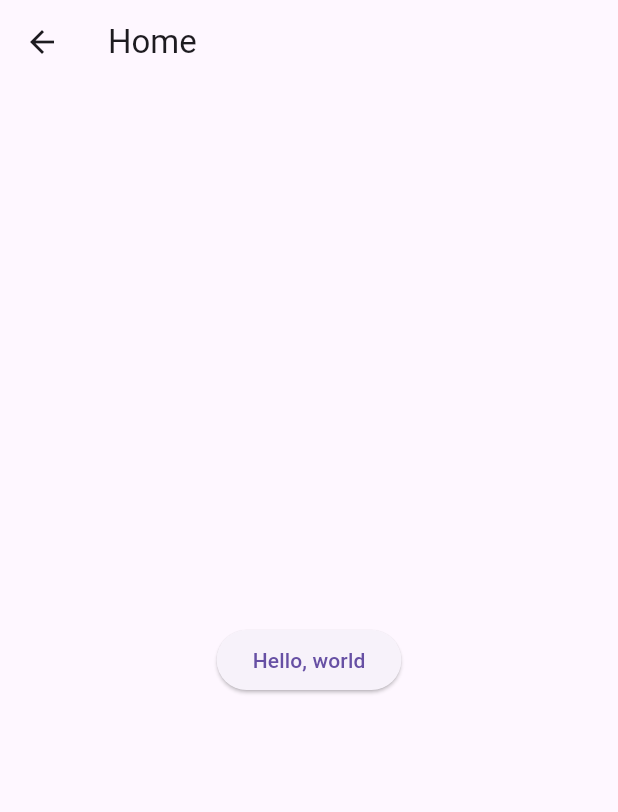
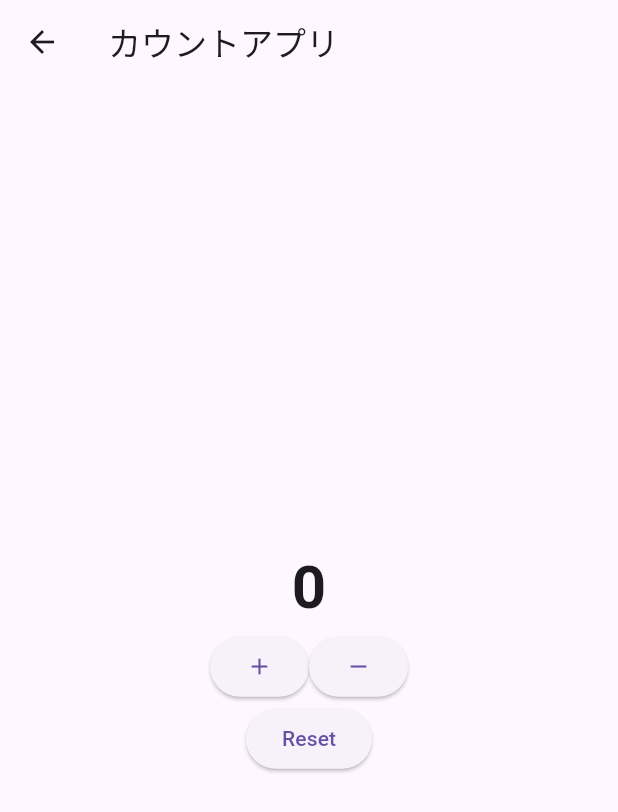
Before and after one commit to sakata-yu/flutter_catalog_app, a Flutter app: the screen it shows after launch, after a tap on "カウントアプリ", on a phone screen of 412 x 824 dp. Shown: the top 812 px of the screen. Run offline on Flutter 3.47's test engine with Material 3 defaults, Android fonts, the phone set to English and light mode, and no system bars; our stand-ins replace auto_route, freezed_annotation, hooks_riverpod; generated files the repository leaves out were written again.

Commit message:
カウントアプリ実装

```diff
--- a/lib/features/count/count_page.dart
+++ b/lib/features/count/count_page.dart
@@ -1,18 +1,45 @@
+import 'package:catarog_app_flutter/features/count/view/counter_text.dart';
+import 'package:catarog_app_flutter/features/count/view_model/count_view_model.dart';
 import 'package:flutter/material.dart';
 import 'package:auto_route/auto_route.dart';
+import 'package:hooks_riverpod/hooks_riverpod.dart';
 
 @RoutePage()
-class CountPage extends StatelessWidget {
+class CountPage extends HookConsumerWidget {
   const CountPage({super.key});
 
   @override
-  Widget build(BuildContext context) {
+  Widget build(BuildContext context, WidgetRef ref) {
+    final state = ref.watch(countViewModelProvider);
+    final viewModel = ref.read(countViewModelProvider.notifier);
+
     return Scaffold(
-      appBar: AppBar(title: const Text('Home')),
+      appBar: AppBar(
+        title: Text("カウントアプリ"),
+      ),
       body: Center(
-        child: ElevatedButton(
-          onPressed: () => print('Hello, world'),
-          child: const Text('Hello, world'),
+        child: Column(
+          mainAxisAlignment: MainAxisAlignment.center,
+          children: [
+            CounterText(count: state.count),
+            Row(
+              mainAxisAlignment: MainAxisAlignment.center,
+              children: [
+                ElevatedButton(
+                  onPressed: () => viewModel.increment(),
+                  child: Icon(Icons.add),
+                ),
+                ElevatedButton(
+                  onPressed: () => viewModel.decrement(),
+                  child: Icon(Icons.remove),
+                ),
+              ],
+            ),
+            ElevatedButton(
+              onPressed: () => viewModel.reset(),
+              child: Text("Reset"),
+            ),
+          ],
         ),
       ),
     );
--- /dev/null
+++ b/lib/features/count/view/counter_text.dart
@@ -0,0 +1,21 @@
+import 'package:flutter/material.dart';
+
+class CounterText extends StatelessWidget {
+  final int count;
+
+  const CounterText({
+    super.key,
+    required this.count,
+  });
+
+  @override
+  Widget build(BuildContext context) {
+    return Text(
+      "$count",
+      style: TextStyle(
+        fontSize: 40,
+        fontWeight: FontWeight.bold,
+      ),
+    );
+  }
+}
--- /dev/null
+++ b/lib/features/count/view_model/count_view_model.dart
@@ -0,0 +1,23 @@
+import 'package:hooks_riverpod/hooks_riverpod.dart';
+
+import '../data/count_state.dart';
+
+final countViewModelProvider =
+    StateNotifierProvider<CountViewModel, CountState>(
+        (ref) => CountViewModel());
+
+class CountViewModel extends StateNotifier<CountState> {
+  CountViewModel() : super(const CountState(count: 0));
+
+  void increment() {
+    state = state.copyWith(count: state.count + 1);
+  }
+
+  void decrement() {
+    state = state.copyWith(count: state.count - 1);
+  }
+
+  void reset() {
+    state = state.copyWith(count: 0);
+  }
+}
--- a/lib/features/home/home_page.dart
+++ b/lib/features/home/home_page.dart
@@ -9,14 +9,16 @@ class HomePage extends StatelessWidget {
   @override
   Widget build(BuildContext context) {
     return Scaffold(
-      appBar: AppBar(title: const Text('Home')),
+      appBar: AppBar(title: const Text('Flutter Catalog')),
       body: ListView.separated(
         itemBuilder: (content, index) {
           final item = catalogItems[index];
           return Card(
             elevation: 2,
             child: ListTile(
+              leading: Icon(Icons.calculate),
               title: Text(item.title),
+              subtitle: Text(item.detail),
               onTap: () => context.router.push(item.route),
             ),
           );
--- a/lib/main.dart
+++ b/lib/main.dart
@@ -1,4 +1,5 @@
 import 'package:flutter/material.dart';
+import 'package:hooks_riverpod/hooks_riverpod.dart';
 
 import 'core/router/app_router.dart';
 
@@ -6,14 +7,15 @@ final appRouter = AppRouter();
 
 void main() {
   runApp(
-    const MyApp(),
+    ProviderScope(
+      child: const MyApp(),
+    ),
   );
 }
 
 class MyApp extends StatelessWidget {
   const MyApp({super.key});
 
-  // This widget is the root of your application.
   @override
   Widget build(BuildContext context) {
     return MaterialApp.router(routerConfig: appRouter.config());
--- a/pubspec.yaml
+++ b/pubspec.yaml
@@ -43,6 +43,7 @@ dependencies:
   envied: ^1.1.1
   json_annotation: ^4.9.0
   auto_route: ^10.1.0+1
+  freezed_annotation: ^3.1.0
 
 dev_dependencies:
   flutter_test:
```
Also changed, not shown: lib/core/config/catalog_items.dart (+11 -2 lines), lib/features/count/data/count_state.dart (added, +15 -0 lines), 2 other files.
